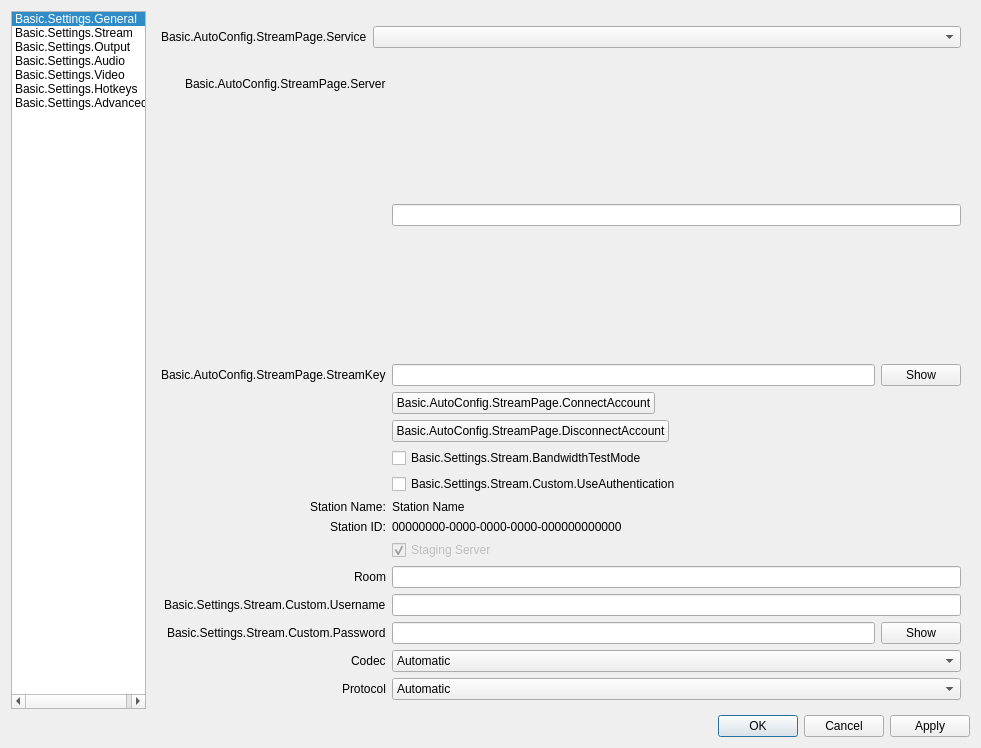
Above: UI/forms/OBSBasicSettings.ui from telley-live/tbs-studio before the change. Below: the same form after it.
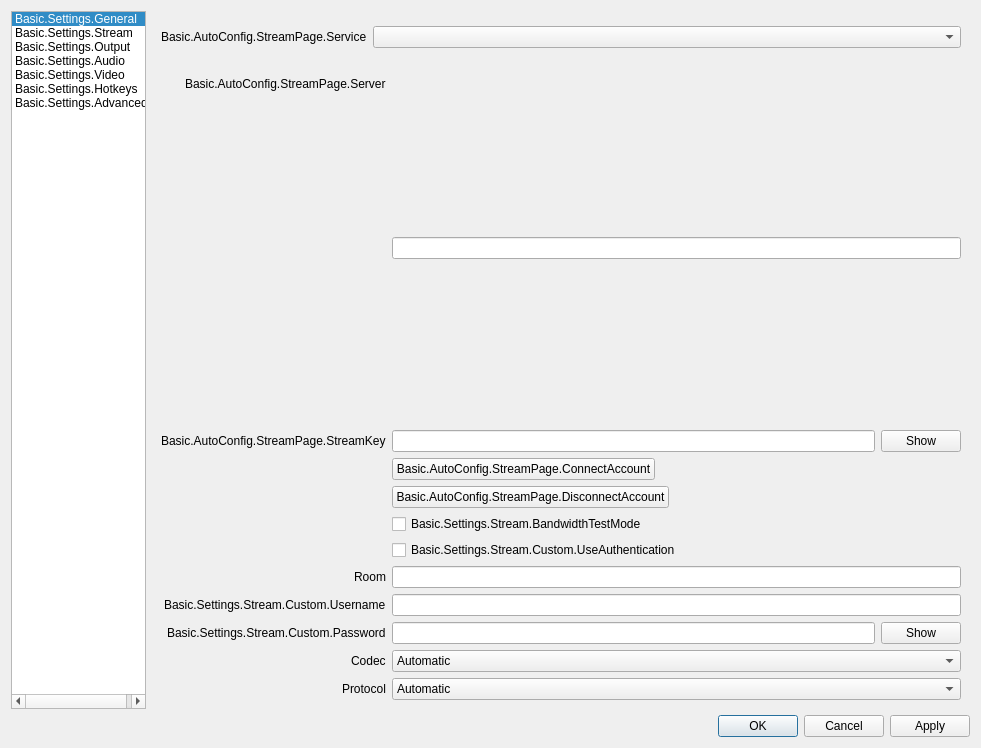
That is the form after the change. The open tabs and pages were chosen to show the change. Icons and pictures are not drawn.

What changed in the file:
```diff
--- a/UI/forms/OBSBasicSettings.ui
+++ b/UI/forms/OBSBasicSettings.ui
@@ -1226,50 +1226,6 @@
                </item>
               </widget>
              </item>
-             <item row="6" column="0">
-              <widget class="QLabel" name="telleyStationNameLabel">
-               <property name="text">
-                <string>Station Name:</string>
-               </property>
-              </widget>
-             </item>
-             <item row="7" column="0">
-              <widget class="QLabel" name="telleyStationIdLabel">
-               <property name="text">
-                <string>Station ID:</string>
-               </property>
-              </widget>
-             </item>
-             <item row="8" column="1">
-              <widget class="QCheckBox" name="telleyStagingMode">
-               <property name="enabled">
-                <bool>false</bool>
-               </property>
-               <property name="text">
-                <string>Staging Server</string>
-               </property>
-               <property name="checkable">
-                <bool>true</bool>
-               </property>
-               <property name="checked">
-                <bool>true</bool>
-               </property>
-              </widget>
-             </item>
-             <item row="7" column="1">
-              <widget class="QLabel" name="telleyStationId">
-               <property name="text">
-                <string>00000000-0000-0000-0000-000000000000</string>
-               </property>
-              </widget>
-             </item>
-             <item row="6" column="1">
-              <widget class="QLabel" name="telleyStationName">
-               <property name="text">
-                <string>Station Name</string>
-               </property>
-              </widget>
-             </item>
             </layout>
            </widget>
           </widget>
```
Left out of the diff: 76 changed lines with no effect on the pictures.
